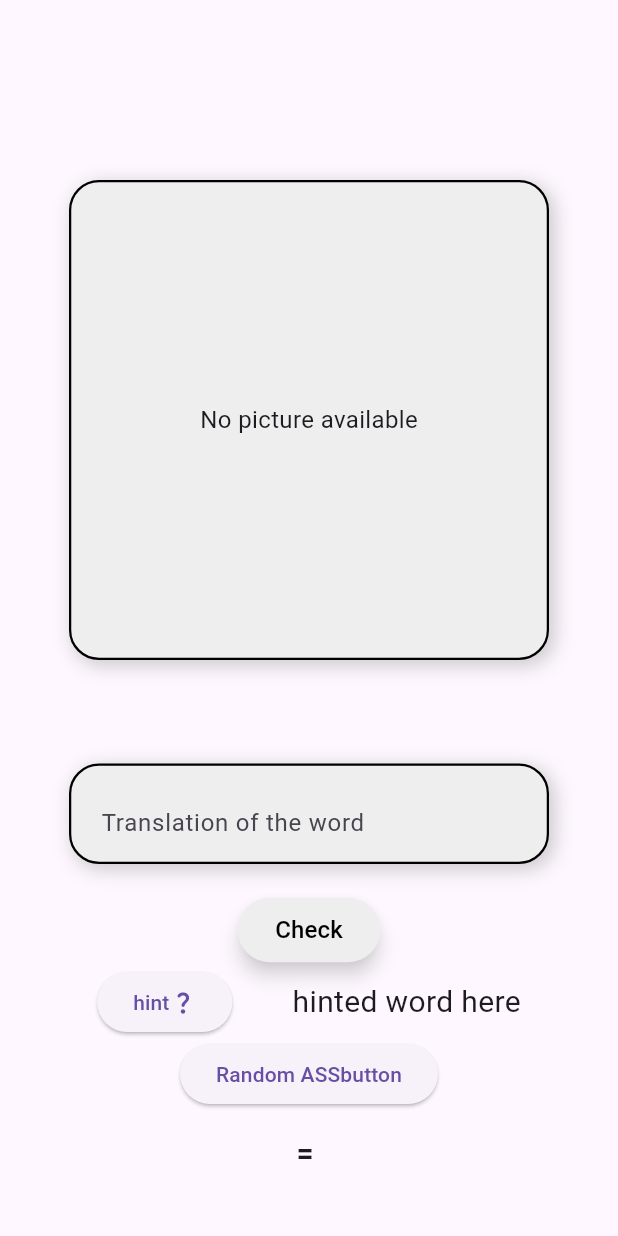
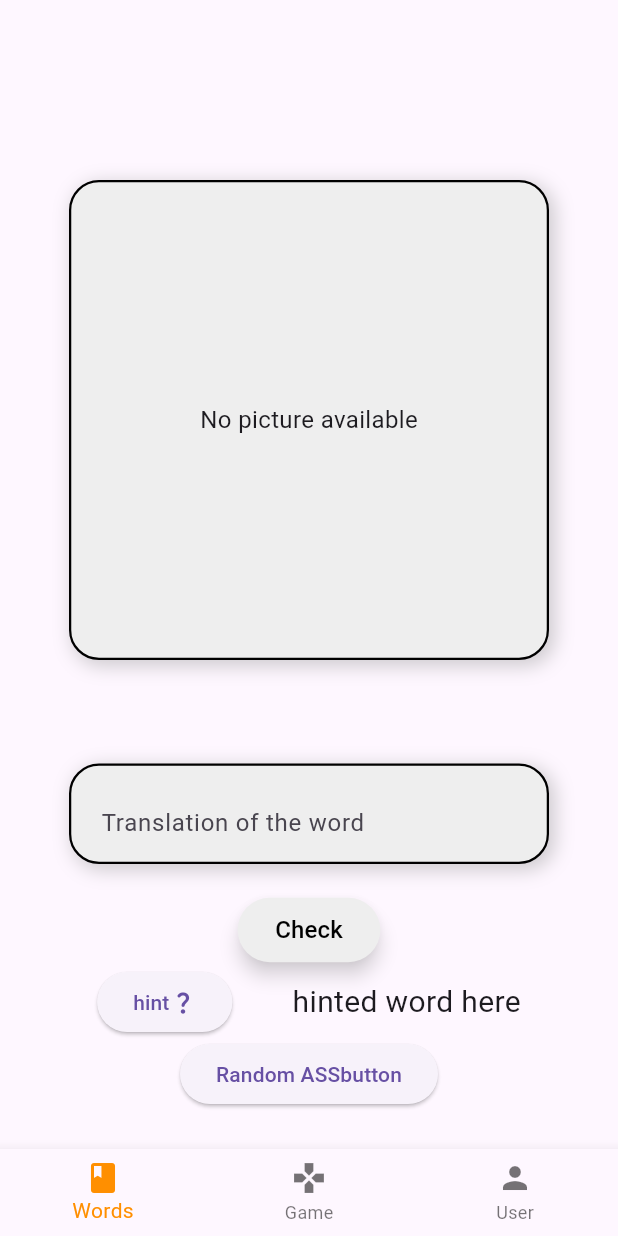
Before and after one commit to Dzejkoubi/word_practise_firebase, a Flutter app: the screen it shows after launch, after a tap on "Check", on a phone screen of 412 x 824 dp. Run offline on Flutter 3.47's test engine with Material 3 defaults, Android fonts, the light colour scheme and no system bars; our stand-ins replace firebase_core, firebase_database; accounts and stored records are empty.

Commit message:
Recoded Main.dart - now clear code

```diff
--- a/lib/main.dart
+++ b/lib/main.dart
@@ -1,20 +1,78 @@
+import 'package:firebase_core/firebase_core.dart';
 import 'package:flutter/material.dart';
-import 'package:firebase_core/firebase_core.dart';
-import 'firebase_options.dart'; // Ensure you have this import if using FlutterFire CLI config
-import 'package:word_practise_firebase/pages/game.dart'; // Ensure this is the correct path to your Game page
+import 'package:word_practise_firebase/firebase_options.dart';
+import 'package:word_practise_firebase/pages/game.dart';
+import 'package:word_practise_firebase/pages/userCenter.dart';
+import 'package:word_practise_firebase/pages/wordDatabase.dart';
 
 void main() {
   WidgetsFlutterBinding.ensureInitialized();
-  runApp(MyApp());
+  runApp(Main());
 }
 
-class MyApp extends StatelessWidget {
-  // This widget is the root of your application.
+class Main extends StatefulWidget {
+  const Main({super.key});
+
+  @override
+  State<Main> createState() => _MainState();
+}
+
+class _MainState extends State<Main> {
+  //Navigation bar index
+  int _selectedIndex = 1;
+
+  final List<Widget> _navBarWidgets = <Widget>[
+    const WordsDatabases(),
+    const FuntureGameLoader(),
+    const UserCentre(),
+  ];
+
+  void _onItemTapped(int index) {
+    setState(() {
+      _selectedIndex = index; // Updating the current tab index on tap
+    });
+  }
+
   @override
   Widget build(BuildContext context) {
     return MaterialApp(
-      title: 'Word Practice App',
-      home: FutureBuilder(
+        title: 'Word Practise',
+        home: Scaffold(
+          body: FuntureGameLoader(),
+          bottomNavigationBar: BottomNavigationBar(
+            items: <BottomNavigationBarItem>[
+              BottomNavigationBarItem(
+                icon: Icon(Icons.book),
+                label: 'Words',
+              ),
+              BottomNavigationBarItem(
+                icon: Icon(Icons.gamepad),
+                label: 'Game',
+              ),
+              BottomNavigationBarItem(
+                icon: Icon(Icons.person),
+                label: 'User',
+              ),
+            ],
+            currentIndex: _selectedIndex,
+            selectedItemColor: Colors.amber[800],
+            onTap: _onItemTapped,
+          ),
+        ));
+  }
+}
+
+class FuntureGameLoader extends StatefulWidget {
+  const FuntureGameLoader({super.key});
+
+  @override
+  State<FuntureGameLoader> createState() => FuntureGameLoaderState();
+}
+
+class FuntureGameLoaderState extends State<FuntureGameLoader> {
+  @override
+  Widget build(BuildContext context) {
+    return FutureBuilder(
       future: Firebase.initializeApp(
         options: DefaultFirebaseOptions.currentPlatform,
       ),
@@ -43,7 +101,6 @@ class MyApp extends StatelessWidget {
           ),
         );
       },
-      ),
     );
   }
 }
--- a/lib/pages/game.dart
+++ b/lib/pages/game.dart
@@ -17,6 +17,7 @@ class Game extends StatefulWidget {
 }
 
 class GameState extends State<Game> {
+  @override
   void initState() {
     super.initState();
     game();
@@ -28,11 +29,7 @@ class GameState extends State<Game> {
         "Word count: $wordsCount \n Word number: $wordNumber \n English words: $englishWords \n Czech words: $czechWords \n English words length: $englishWordsLength \n Czech words length: $czechWordsLength \n Foreign word: $foreignWord \n CZ or EN: $czOrEn \n");
   }
 
-  //Text field controller
-  final _textFieldInput = TextEditingController();
-
   //Firebase variables
-  final Future<FirebaseApp> _fApp = Firebase.initializeApp();
   final ref = FirebaseDatabase(
           databaseURL:
               "https://word-pracise-cz-en-default-rtdb.europe-west1.firebasedatabase.app/")
@@ -49,11 +46,13 @@ class GameState extends State<Game> {
   int czOrEn = 0;
 
   //Other variables
+  final _textFieldInput = TextEditingController();
   String afterSubmitText = "";
   String hintText = "hinted word here";
   int showedWords = 0;
 
   //Game function
+
   Future<void> game() async {
     final wordsRef = FirebaseDatabase.instance.ref().child("words");
 
@@ -107,6 +106,7 @@ class GameState extends State<Game> {
   }
 
   //Check if the answer is correct
+
   bool checkAnswer() {
     if (czOrEn == 0) {
       if (czechWords.contains(_textFieldInput.text)) {
@@ -123,6 +123,8 @@ class GameState extends State<Game> {
     }
     return true;
   }
+
+  //Runs when check button is pressed
 
   void checkButton() async {
     checkAnswer();
@@ -172,6 +174,8 @@ class GameState extends State<Game> {
     });
   }
 
+  //Hint function
+
   void hint() {
     showedWords++;
     setState(() {
@@ -187,10 +191,9 @@ class GameState extends State<Game> {
 
   @override
   Widget build(BuildContext context) {
-    return Scaffold(
-        body: Expanded(
-            child: Center(
-                child: Column(children: <Widget>[
+    return Expanded(
+        child: Center(
+            child: Column(children: <Widget>[
       addVerticalSpace(120),
 
       //Picture for the word -- if no picture available, show a message
@@ -245,11 +248,8 @@ class GameState extends State<Game> {
         children: <Widget>[
           ElevatedButton(
               onPressed: hint,
-              child: Row(
-                children: [
-                  Text("hint"),
-                  const Icon(Icons.question_mark_rounded)
-                ],
+              child: const Row(
+                children: [Text("hint"), Icon(Icons.question_mark_rounded)],
               )),
           addHorizontalSpace(40),
           Text(hintText, style: const TextStyle(fontSize: 20)),
@@ -266,6 +266,6 @@ class GameState extends State<Game> {
         afterSubmitText,
         style: const TextStyle(fontWeight: FontWeight.bold, fontSize: 20),
       ),
-    ]))));
+    ])));
   }
 }
```
Also changed, not shown: lib/components/styles/buttonStyles.dart (+38 -0 lines), lib/pages/userCenter.dart (+17 -0 lines), lib/pages/wordDatabase.dart (+17 -0 lines). Lines whose indentation alone changed are shown as unchanged.
